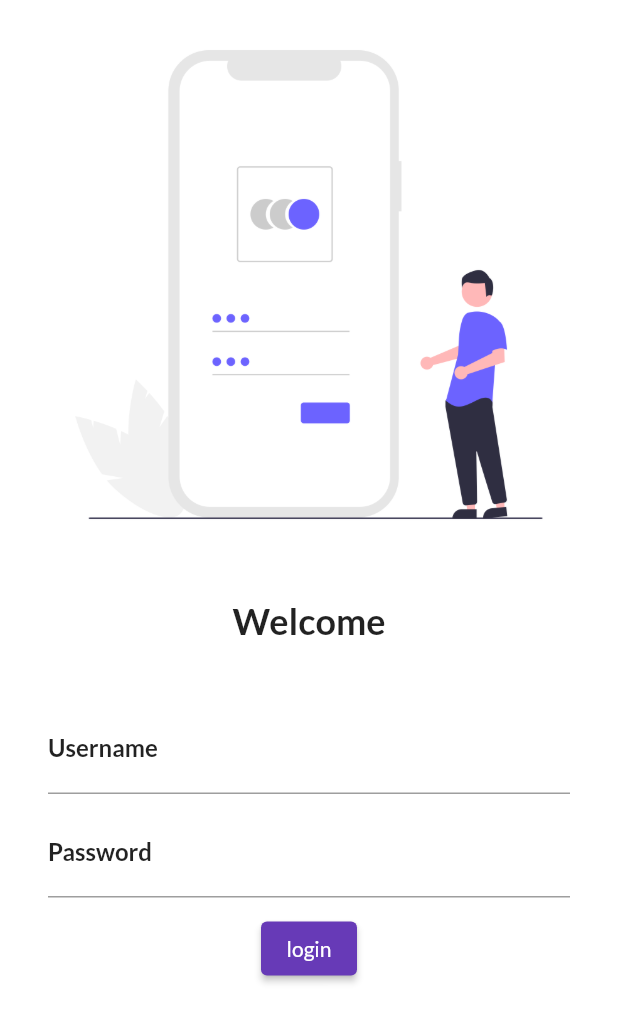
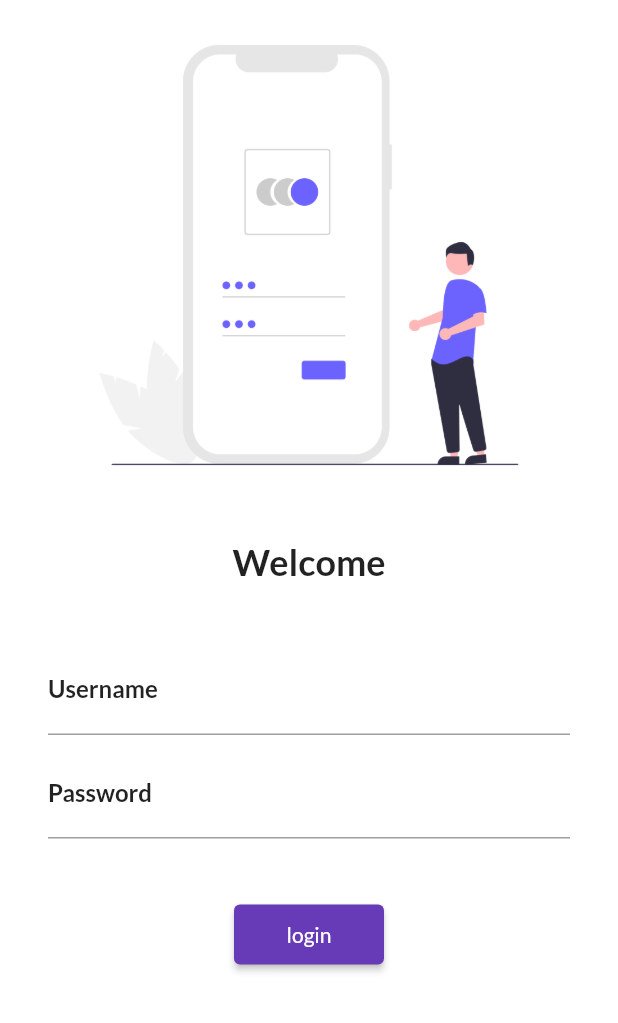
Before and after one commit to Preeti7766/flutter_tutorial, a Flutter app: the screen it shows after launch, on a phone screen of 412 x 824 dp. Shown: the top 1023 px of the screen. Run offline on Flutter 3.47's test engine with Material 2 defaults, Android fonts, the phone set to English and light mode, and no system bars; our stand-ins replace google_fonts.

Commit message:
day5 complete

```diff
--- a/lib/main.dart
+++ b/lib/main.dart
@@ -1,4 +1,5 @@
 import 'package:first_app/pages/login_page.dart';
+import 'package:first_app/uits/routes.dart';
 import 'package:flutter/material.dart';
 import 'package:google_fonts/google_fonts.dart';
 import 'pages/home_page.dart';
@@ -19,11 +20,11 @@ class MyApp extends StatelessWidget {
       darkTheme: ThemeData(
         brightness: Brightness.dark,
       ),
-      initialRoute: "/login",
+      initialRoute: "/",
       routes: {
         "/": (context) => LoginPage(),
-        "/home": (context) => HomePage(),
-        "/login": (context) => LoginPage()
+        MyRoutes.homeRoute: (context) => HomePage(),
+        MyRoutes.loginRoute: (context) => LoginPage()
       },
     ));
   }
--- a/lib/pages/login_page.dart
+++ b/lib/pages/login_page.dart
@@ -1,3 +1,4 @@
+import 'package:first_app/uits/routes.dart';
 import 'package:flutter/material.dart';
 
 class LoginPage extends StatelessWidget {
@@ -5,11 +6,14 @@ class LoginPage extends StatelessWidget {
   Widget build(BuildContext context) {
     return Material(
       color: Colors.white,
+      child: SingleChildScrollView(
         child: Column(
           children: [
             Image.asset(
               "assets/images/login.png",
               fit: BoxFit.cover,
+              width: 340,
+              height: 340,
             ),
             SizedBox(
               height: 20,
@@ -34,7 +38,9 @@ class LoginPage extends StatelessWidget {
                         hintText: "Enter username",
                         labelText: "Username",
                         labelStyle: TextStyle(
-                          fontWeight: FontWeight.bold, color: Colors.black87),
+                            // fontSize: 21,
+                            fontWeight: FontWeight.bold,
+                            color: Colors.black87),
                       ),
                     ),
                     SizedBox(
@@ -50,13 +56,13 @@ class LoginPage extends StatelessWidget {
                               color: Colors.black87)),
                     ),
                     SizedBox(
-                    height: 10,
+                      height: 40,
                     ),
                     ElevatedButton(
                       child: Text("login"),
-                    style: TextButton.styleFrom(),
+                      style: TextButton.styleFrom(minimumSize: Size(100, 40)),
                       onPressed: () {
-                      print("hi fullter");
+                        Navigator.pushNamed(context, MyRoutes.homeRoute);
                       },
                     )
                   ],
@@ -65,6 +71,7 @@ class LoginPage extends StatelessWidget {
             )
           ],
         ),
+      ),
     );
   }
 }
--- /dev/null
+++ b/lib/uits/routes.dart
@@ -0,0 +1,4 @@
+class MyRoutes {
+  static String loginRoute = "/login";
+  static String homeRoute = "/home";
+}
```
Lines whose indentation alone changed are shown as unchanged.
